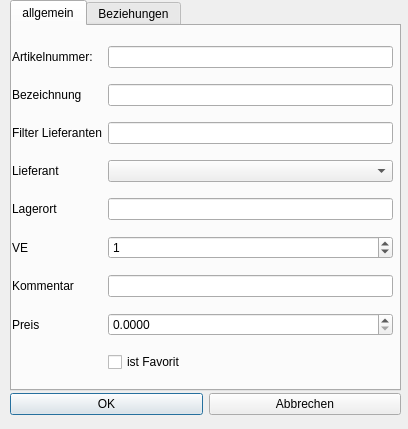
Old version of the form dialog_artikel.ui in the repository 15831944/CBrain.
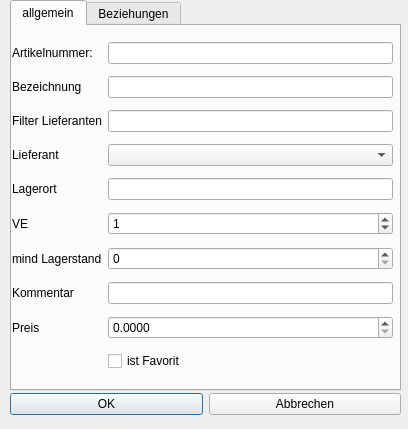
New version of the form.

Commit message: dialog Artikel parameter mind lagerbestand ergänzt

Patch:
```diff
--- a/dialog_artikel.ui
+++ b/dialog_artikel.ui
@@ -95,12 +95,12 @@
       <item row="3" column="1">
        <widget class="QComboBox" name="comboBox_lieferant"/>
       </item>
-      <item row="1" column="1">
-       <widget class="QLineEdit" name="lineEdit_bezeichnung"/>
-      </item>
       <item row="2" column="1">
        <widget class="QLineEdit" name="lineEdit_filter_lieferant"/>
       </item>
+      <item row="1" column="1">
+       <widget class="QLineEdit" name="lineEdit_bezeichnung"/>
+      </item>
       <item row="2" column="0">
        <widget class="QLabel" name="label_filter_lieferant">
         <property name="text">
@@ -115,6 +115,9 @@
         </property>
        </widget>
       </item>
+      <item row="4" column="1">
+       <widget class="QLineEdit" name="lineEdit_lagerort"/>
+      </item>
       <item row="5" column="0">
        <widget class="QLabel" name="label_ve">
         <property name="text">
@@ -122,19 +125,16 @@
         </property>
        </widget>
       </item>
-      <item row="6" column="0">
+      <item row="7" column="1">
+       <widget class="QLineEdit" name="lineEdit_komment"/>
+      </item>
+      <item row="7" column="0">
        <widget class="QLabel" name="label_komment">
         <property name="text">
          <string>Kommentar</string>
         </property>
        </widget>
       </item>
-      <item row="4" column="1">
-       <widget class="QLineEdit" name="lineEdit_lagerort"/>
-      </item>
-      <item row="6" column="1">
-       <widget class="QLineEdit" name="lineEdit_komment"/>
-      </item>
       <item row="5" column="1">
        <widget class="QSpinBox" name="spinBox_ve">
         <property name="maximum">
@@ -145,14 +145,14 @@
         </property>
        </widget>
       </item>
-      <item row="7" column="0">
+      <item row="8" column="0">
        <widget class="QLabel" name="label_4">
         <property name="text">
          <string>Preis</string>
         </property>
        </widget>
       </item>
-      <item row="7" column="1">
+      <item row="8" column="1">
        <widget class="QDoubleSpinBox" name="doubleSpinBox_preis">
         <property name="decimals">
          <number>4</number>
@@ -162,13 +162,27 @@
         </property>
        </widget>
       </item>
-      <item row="8" column="1">
+      <item row="9" column="1">
        <widget class="QCheckBox" name="checkBox_isfavorit">
         <property name="text">
          <string>ist Favorit</string>
         </property>
        </widget>
       </item>
+      <item row="6" column="1">
+       <widget class="QSpinBox" name="spinBox_mind_lagerstand">
+        <property name="maximum">
+         <number>9999</number>
+        </property>
+       </widget>
+      </item>
+      <item row="6" column="0">
+       <widget class="QLabel" name="label_5">
+        <property name="text">
+         <string>mind Lagerstand</string>
+        </property>
+       </widget>
+      </item>
      </layout>
     </widget>
    </widget>
```
Left out of the diff: 1 changed line with no effect on the pictures. The commit also changes 4 other files.
